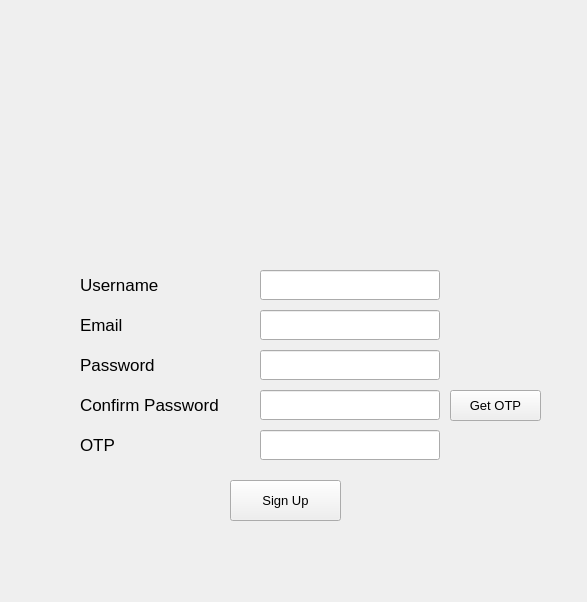
Before: the Qt Designer form res/design/signup.ui in aquib-sh/password-manager, drawn with Qt 5.
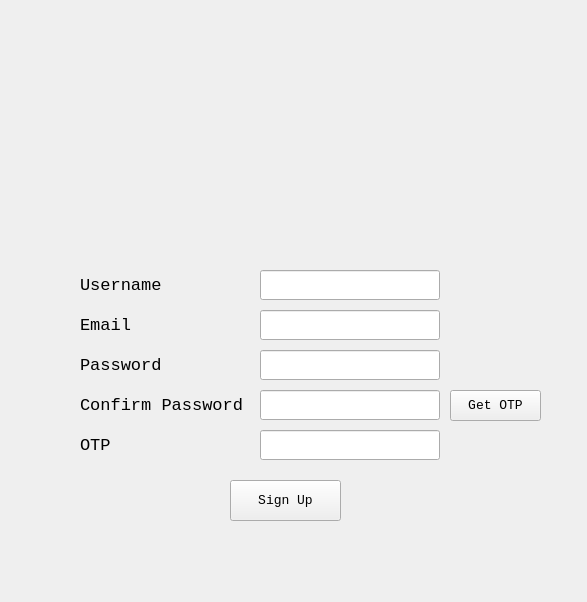
After: the same form once the commit is applied. Icons and pictures are not drawn.

Commit message: Enforce Monospace font

The edit to the form file:
```diff
--- a/res/design/signup.ui
+++ b/res/design/signup.ui
@@ -51,8 +51,8 @@
    </property>
    <property name="font">
     <font>
+     <family>Monospace</family>
      <pointsize>13</pointsize>
-     <weight>50</weight>
      <bold>false</bold>
     </font>
    </property>
@@ -107,8 +107,8 @@
    </property>
    <property name="font">
     <font>
+     <family>Monospace</family>
      <pointsize>13</pointsize>
-     <weight>50</weight>
      <bold>false</bold>
     </font>
    </property>
@@ -163,8 +163,8 @@
    </property>
    <property name="font">
     <font>
+     <family>Monospace</family>
      <pointsize>13</pointsize>
-     <weight>50</weight>
      <bold>false</bold>
     </font>
    </property>
@@ -189,8 +189,8 @@
    </property>
    <property name="font">
     <font>
+     <family>Monospace</family>
      <pointsize>13</pointsize>
-     <weight>50</weight>
      <bold>false</bold>
     </font>
    </property>
@@ -245,8 +245,8 @@
    </property>
    <property name="font">
     <font>
+     <family>Monospace</family>
      <pointsize>13</pointsize>
-     <weight>50</weight>
      <bold>false</bold>
     </font>
    </property>
@@ -271,6 +271,7 @@
    </property>
    <property name="font">
     <font>
+     <family>Monospace</family>
      <pointsize>10</pointsize>
     </font>
    </property>
@@ -325,6 +326,7 @@
    </property>
    <property name="font">
     <font>
+     <family>Monospace</family>
      <pointsize>10</pointsize>
     </font>
    </property>
```
Left out of the diff: 12 changed lines with no effect on the pictures.
